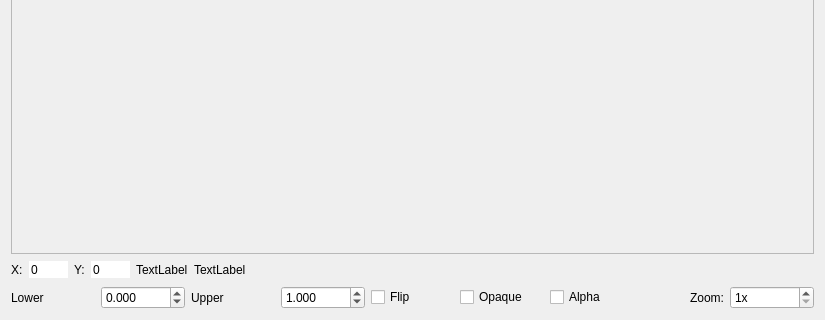
First picture: the form in gui/ui/imageviewer.ui, repository apitrace/apitrace, before the edit; both pictures show x 0 to 825 and y 309 to 629 of the 825 by 629 pixel window.
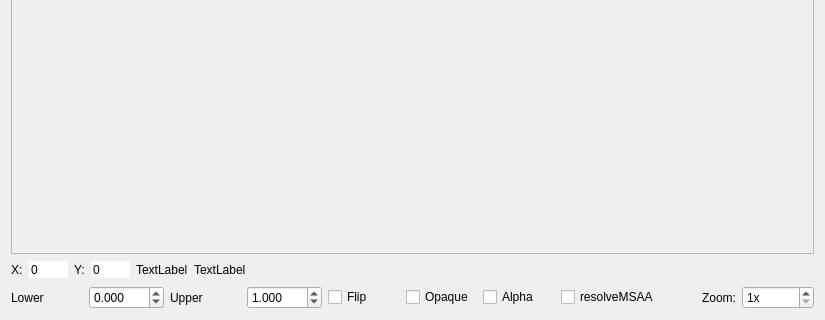
Second picture: the form after the edit.

Commit message: MSAA Texture Resolve / Unresolve surface feature with GUI checkbox

What changed in the file:
```diff
--- a/gui/ui/imageviewer.ui
+++ b/gui/ui/imageviewer.ui
@@ -202,6 +202,13 @@
        </property>
       </widget>
      </item>
+     <item>
+      <widget class="QCheckBox" name="resolveMSAACheckBox">
+       <property name="text">
+        <string>resolveMSAA</string>
+       </property>
+      </widget>
+     </item>
      <item>
       <widget class="QLabel" name="label">
        <property name="text">
```
The commit also changes 8 other files.
